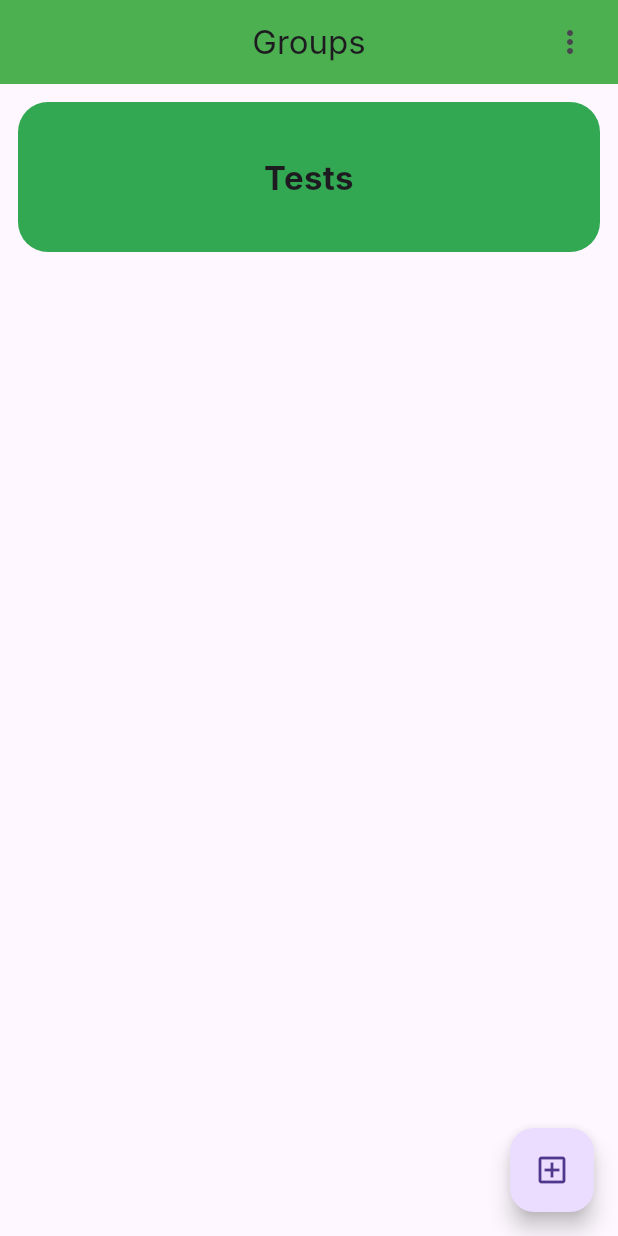
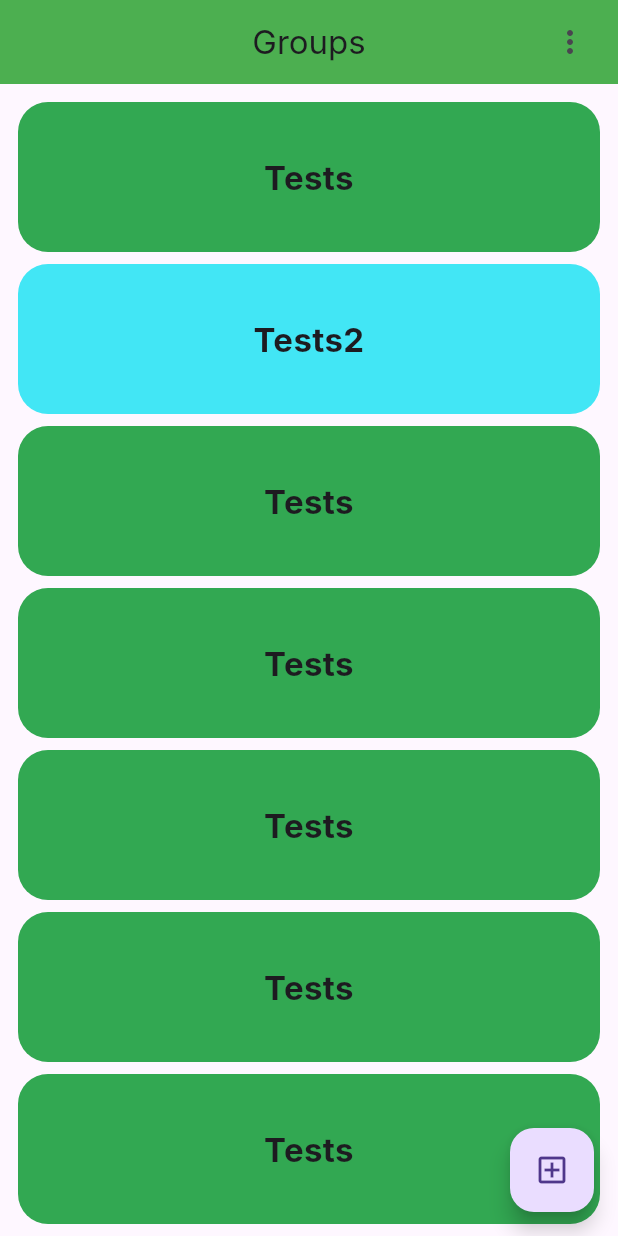
Before and after one commit to juliusya45/hackgroceryapp, a Flutter app: the screen it shows after launch, on a phone screen of 412 x 824 dp. Run offline on Flutter 3.47's test engine with Material 3 defaults, Android fonts, the phone set to English and light mode, and no system bars; our stand-ins replace cloud_firestore, firebase_auth, firebase_core, loading_animation_widget, rive; accounts and stored records are empty; Roboto replaces fonts that are missing (Inter).

Commit message:
added multiple group_cards to groups_screen

```diff
--- a/lib/screens/groups_screen.dart
+++ b/lib/screens/groups_screen.dart
@@ -6,6 +6,8 @@ import 'package:hack_grocery_app/screens/notification_screen.dart';
 import 'package:hack_grocery_app/classes/group.dart';
 
 var emptyGroup = Group(color: 'ff32a852', id: '', name: 'Tests', imgUrl: '');
+var emptyGroup2 = Group(color: 'ff42e6f5', id: '', name: 'Tests2', imgUrl: '');
+
 class NavigationBarApp extends StatelessWidget {
   const NavigationBarApp({super.key});
 
@@ -54,6 +56,34 @@ class _GroupScreenState extends State<GroupScreen> {
           Container(
             padding: const EdgeInsets.all(4.0),
             child: GroupCard(groupItem: emptyGroup),
+          ),
+          Container(
+            padding: const EdgeInsets.all(4.0),
+            child: GroupCard(groupItem: emptyGroup2),
+          ),
+          Container(
+            padding: const EdgeInsets.all(4.0),
+            child: GroupCard(groupItem: emptyGroup),
+          ),
+          Container(
+            padding: const EdgeInsets.all(4.0),
+            child: GroupCard(groupItem: emptyGroup),
+          ),
+          Container(
+            padding: const EdgeInsets.all(4.0),
+            child: GroupCard(groupItem: emptyGroup),
+          ),
+          Container(
+            padding: const EdgeInsets.all(4.0),
+            child: GroupCard(groupItem: emptyGroup),
+          ),
+          Container(
+            padding: const EdgeInsets.all(4.0),
+            child: GroupCard(groupItem: emptyGroup),
+          ),
+          Container(
+            padding: const EdgeInsets.all(4.0),
+            child: GroupCard(groupItem: emptyGroup),
           )
         ]
       ),
```
